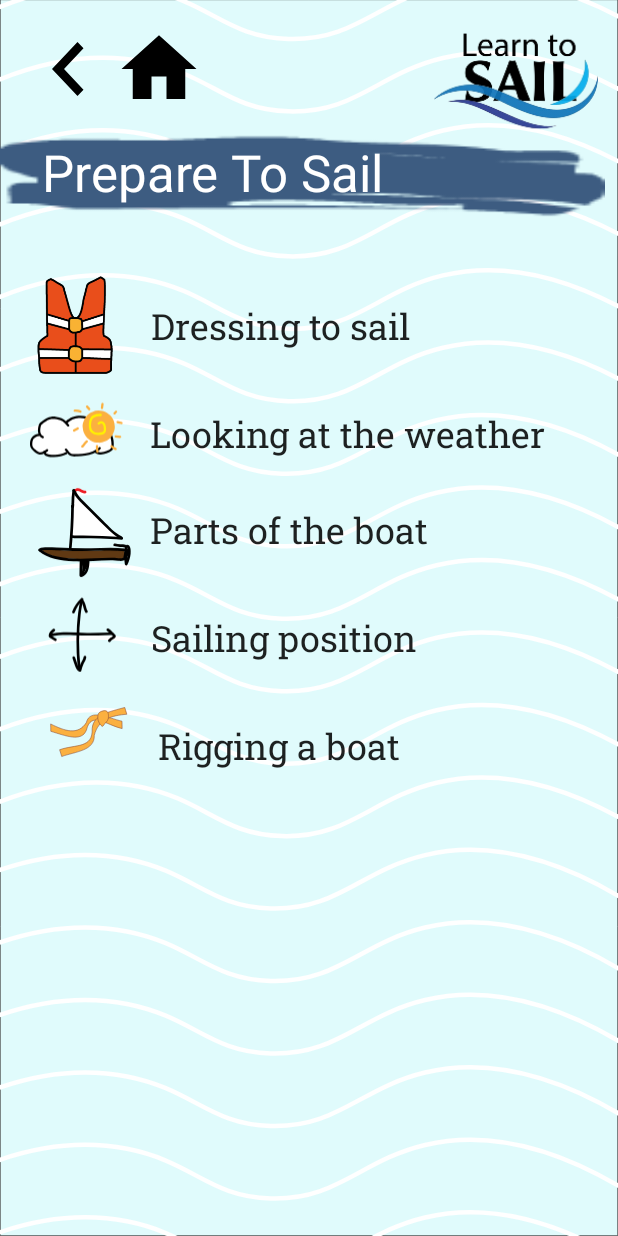
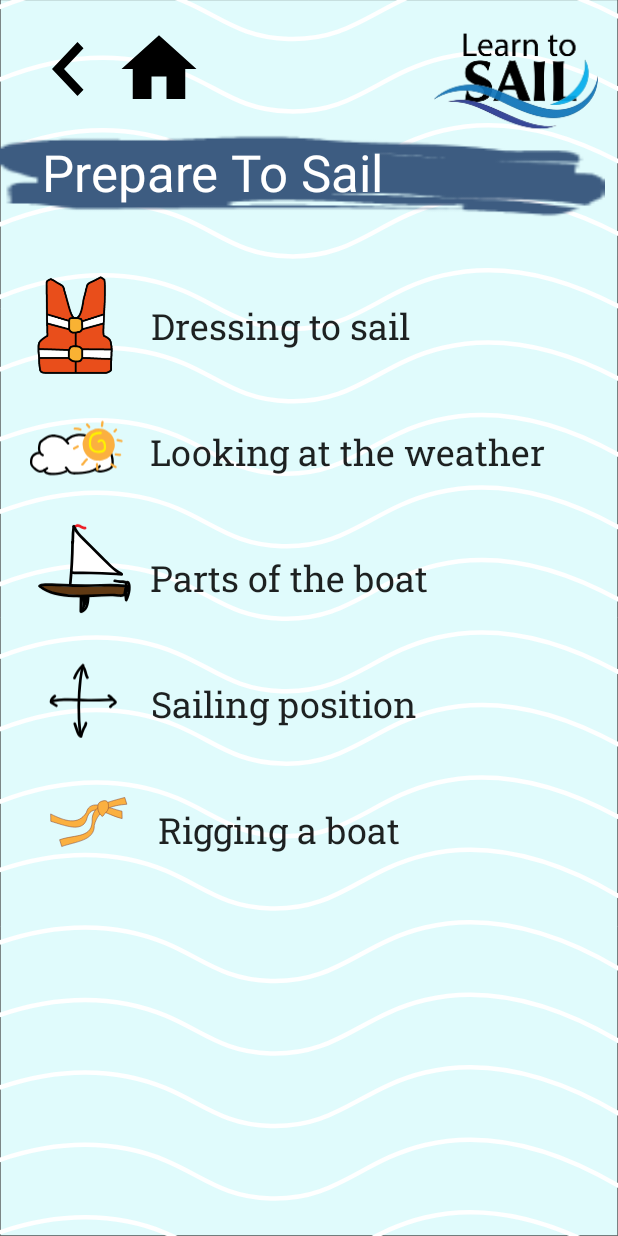
Before and after one commit to acmercer/LearnToSail, an Android app: the FirstActivity screen opened directly, with no data from a screen before it, on a phone screen of 412 x 824 dp. Run offline under Robolectric (Android 15) with nearby library versions, the phone set to English and light mode, and no system bars; Roboto replaces fonts that are not available here.

Commit message:
Updates and changes

```diff
--- a/app/src/main/java/com/example/learntosail/BoatParts.java
+++ b/app/src/main/java/com/example/learntosail/BoatParts.java
@@ -98,22 +98,23 @@ public class BoatParts extends AppCompatActivity {
                 case DragEvent.ACTION_DROP:
                     //Handle dragged view being dropped over a drop view
                     View view = (View) event.getLocalState();
-                    TextView dropTarget = (TextView) v;
+                    TextView dropTarget = (TextView) view;
                     TextView dropped = (TextView) view;
                     String dropID = v.getResources().getResourceEntryName(v.getId());
                     String moveID = view.getResources().getResourceEntryName(view.getId());
                     dropTarget.setText(dropped.getText());
                     dropTarget.setTypeface(Typeface.DEFAULT_BOLD);
                     //fix this please future Anna
-                    if (dropID.contains("Label")){
+                    if (dropID.contains("Blank") && moveID.contains("Label")){
                         view.setVisibility(View.GONE);
                     }
+
                     Object tag = dropTarget.getTag();
+                        if (tag!= null){
+                            int existingID = (Integer) tag;
+                            findViewById(existingID).setVisibility(View.VISIBLE);
+                        }
 
-                    if (tag!= null){
-                        int existingID = (Integer) tag;
-                        findViewById(existingID).setVisibility(View.VISIBLE);
-                    }
                         //if (endID.contains("Label")) {
                           //  view.setVisibility(View.GONE);
                         //} else {
--- a/app/src/main/res/layout/activity_topic_select1.xml
+++ b/app/src/main/res/layout/activity_topic_select1.xml
@@ -62,7 +62,7 @@
         android:id="@+id/imageView12"
         android:layout_width="122dp"
         android:layout_height="120dp"
-        android:layout_marginTop="96dp"
+        android:layout_marginTop="144dp"
         android:layout_marginEnd="140dp"
         android:contentDescription="@string/design"
         android:scaleType="fitXY"
@@ -92,10 +92,11 @@
         android:id="@+id/imageView11"
         android:layout_width="101dp"
         android:layout_height="88dp"
-        android:layout_marginTop="76dp"
+        android:layout_marginTop="96dp"
         android:layout_marginEnd="184dp"
         android:contentDescription="@string/design"
         app:layout_constraintEnd_toEndOf="@+id/btnSailPos"
+        app:layout_constraintHorizontal_bias="0.714"
         app:layout_constraintStart_toStartOf="parent"
         app:layout_constraintTop_toTopOf="@+id/imageView10"
         app:srcCompat="@drawable/ic_position" />
@@ -104,7 +105,7 @@
         android:id="@+id/imageView9"
         android:layout_width="86dp"
         android:layout_height="84dp"
-        android:layout_marginTop="156dp"
+        android:layout_marginTop="168dp"
         android:layout_marginEnd="284dp"
         android:contentDescription="@string/design"
         app:layout_constraintEnd_toEndOf="@+id/btnWeather"
@@ -141,7 +142,7 @@
         android:layout_width="wrap_content"
         android:layout_height="wrap_content"
         android:layout_marginStart="88dp"
-        android:layout_marginTop="20dp"
+        android:layout_marginTop="32dp"
         android:fontFamily="@font/roboto_slab"
         android:text="@string/weather"
         android:textAllCaps="false"
@@ -153,10 +154,11 @@
         android:id="@+id/imageView10"
         android:layout_width="102dp"
         android:layout_height="113dp"
-        android:layout_marginTop="56dp"
+        android:layout_marginTop="68dp"
         android:layout_marginEnd="196dp"
         android:contentDescription="@string/design"
         app:layout_constraintEnd_toEndOf="@+id/btnBoatParts"
+        app:layout_constraintHorizontal_bias="0.0"
         app:layout_constraintStart_toStartOf="parent"
         app:layout_constraintTop_toTopOf="@+id/imageView9"
         app:srcCompat="@drawable/ic_smallboat" />
@@ -166,7 +168,7 @@
         style="@style/Widget.AppCompat.Button.Borderless"
         android:layout_width="wrap_content"
         android:layout_height="wrap_content"
-        android:layout_marginTop="12dp"
+        android:layout_marginTop="32dp"
         android:fontFamily="@font/roboto_slab"
         android:text="@string/boatparts"
         android:textAllCaps="false"
@@ -179,7 +181,7 @@
         style="@style/Widget.AppCompat.Button.Borderless"
         android:layout_width="wrap_content"
         android:layout_height="wrap_content"
-        android:layout_marginTop="20dp"
+        android:layout_marginTop="32dp"
         android:fontFamily="@font/roboto_slab"
         android:text="@string/position"
         android:textAllCaps="false"
@@ -193,7 +195,7 @@
         android:layout_width="wrap_content"
         android:layout_height="wrap_content"
         android:layout_marginStart="1dp"
-        android:layout_marginTop="20dp"
+        android:layout_marginTop="32dp"
         android:fontFamily="@font/roboto_slab"
         android:text="@string/rigging"
         android:textAllCaps="false"
```
